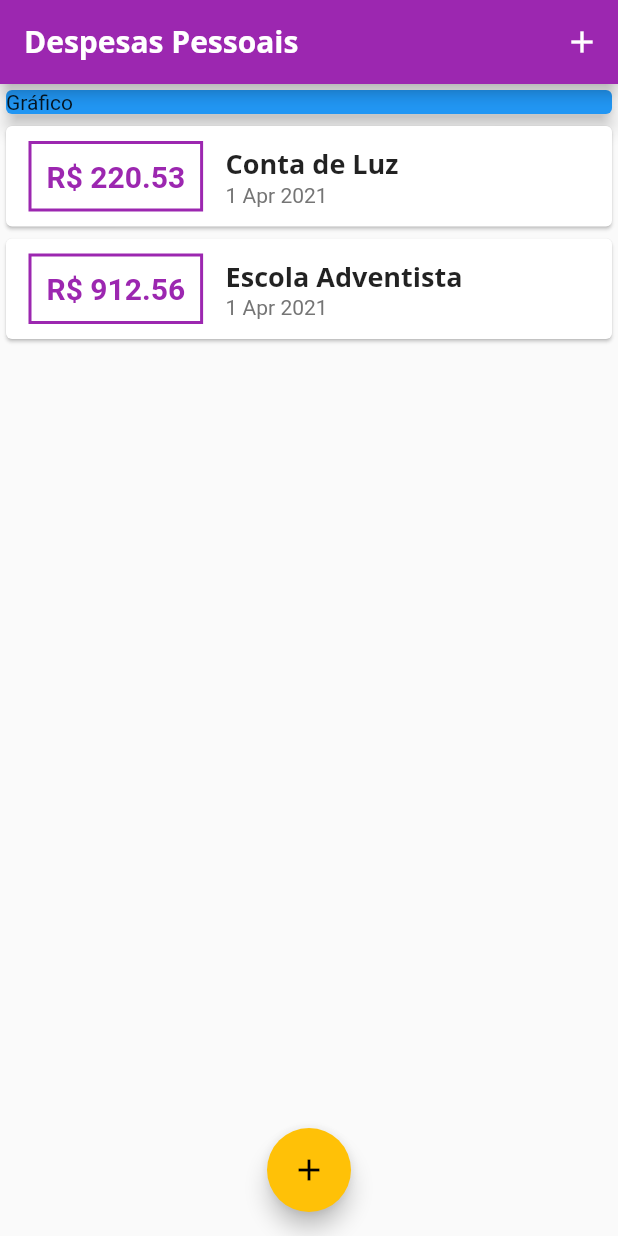
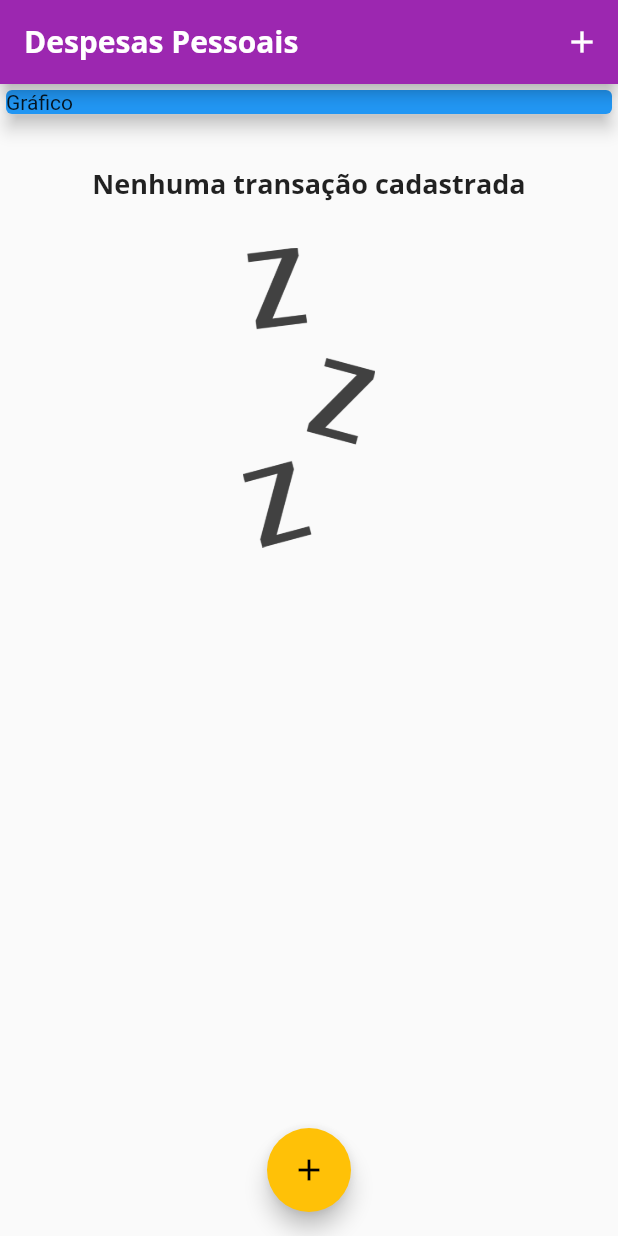
Before and after one commit to biroska/expenses, a Flutter app: the screen it shows after launch, on a phone screen of 412 x 824 dp. Run offline on Flutter 3.47's test engine with Material 2 defaults, Android fonts, the phone set to English and light mode, and no system bars.

Commit message:
Incluida imagem e logica para exibir msg e imagem se a lista de transacoes estiver vazia

```diff
--- a/lib/components/transaction/transaction_list.dart
+++ b/lib/components/transaction/transaction_list.dart
@@ -16,7 +16,28 @@ class TransactionList extends StatelessWidget {
       // pre definido, senao o scroll nao sabe  calcular qdo realizar o scroll
 
       // O listView permite fazer loading da lista sob demanda
-      child: ListView.builder(
+      child:
+      transactions.isEmpty ?
+
+          Column(
+            children:  <Widget> [
+              // Adiciona espaco de 20 antes do componente
+              SizedBox( height: 30,),
+              Text(
+                'Nenhuma transação cadastrada',
+                style: Theme.of(context).textTheme.headline6,
+              ),
+              SizedBox( height: 30,),
+              // Incluido container para que seja possivel delimitar o tamanho
+              // e assim podemos usar o BoxFit.cover
+              Container(
+                height:  200,
+                child: Image.asset('assets/images/waiting.png', fit: BoxFit.cover ),
+              ),
+            ],
+          )
+          :
+      ListView.builder(
         itemCount: transactions.length,
         itemBuilder: (ctx, index) {
           final tr = transactions[index];
--- a/lib/main.dart
+++ b/lib/main.dart
@@ -46,14 +46,14 @@ class PaginaInicial extends StatefulWidget {
 }
 
 class _PaginaInicialState extends State<PaginaInicial> {
-  final _transactions = [
-    Transaction(
-        id: "t1", title: "Conta de Luz", value: 220.53, date: DateTime.now()),
-    Transaction(
-        id: "t2",
-        title: "Escola Adventista",
-        value: 912.56,
-        date: DateTime.now())
+  final List<Transaction> _transactions = [
+    // Transaction(
+    //     id: "t1", title: "Conta de Luz", value: 220.53, date: DateTime.now()),
+    // Transaction(
+    //     id: "t2",
+    //     title: "Escola Adventista",
+    //     value: 912.56,
+    //     date: DateTime.now())
   ];
 
   _openTransactionFormModal(BuildContext context) {
--- a/pubspec.yaml
+++ b/pubspec.yaml
@@ -90,6 +90,8 @@ flutter:
         - asset: assets/fonts/Quicksand-Light.ttf
           weight: 300
 
+  assets:
+    - assets/images/waiting.png
   #
   # For details regarding fonts from package dependencies,
   # see https://flutter.dev/custom-fonts/#from-packages
```
Also changed, not shown: assets/images/waiting.png (added).
